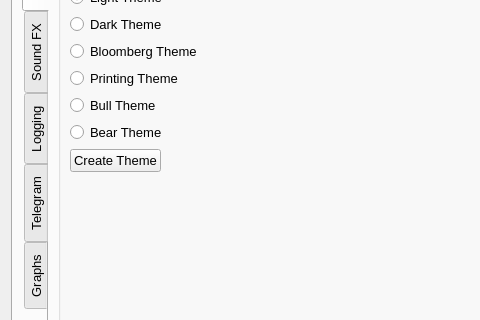
Old version of the form UI/configuration.ui in the repository ZENALC/algobot; both pictures show x 0 to 480 and y 101 to 421 of the 876 by 776 pixel window.
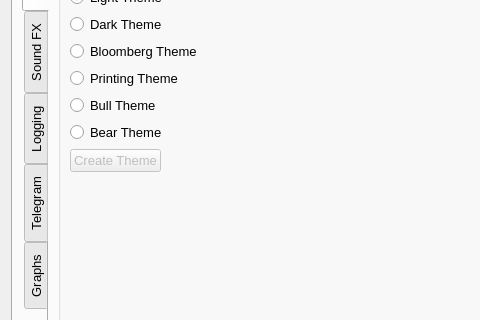
New version of the form. The open tabs and pages were chosen to show the change.

What changed in the file:
```diff
--- a/UI/configuration.ui
+++ b/UI/configuration.ui
@@ -2383,6 +2383,9 @@
               </item>
               <item>
                <widget class="QPushButton" name="createThemeButton">
+                <property name="enabled">
+                 <bool>false</bool>
+                </property>
                 <property name="sizePolicy">
                  <sizepolicy hsizetype="Fixed" vsizetype="Fixed">
                   <horstretch>0</horstretch>
```
Left out of the diff: 2 changed lines with no effect on the pictures.
